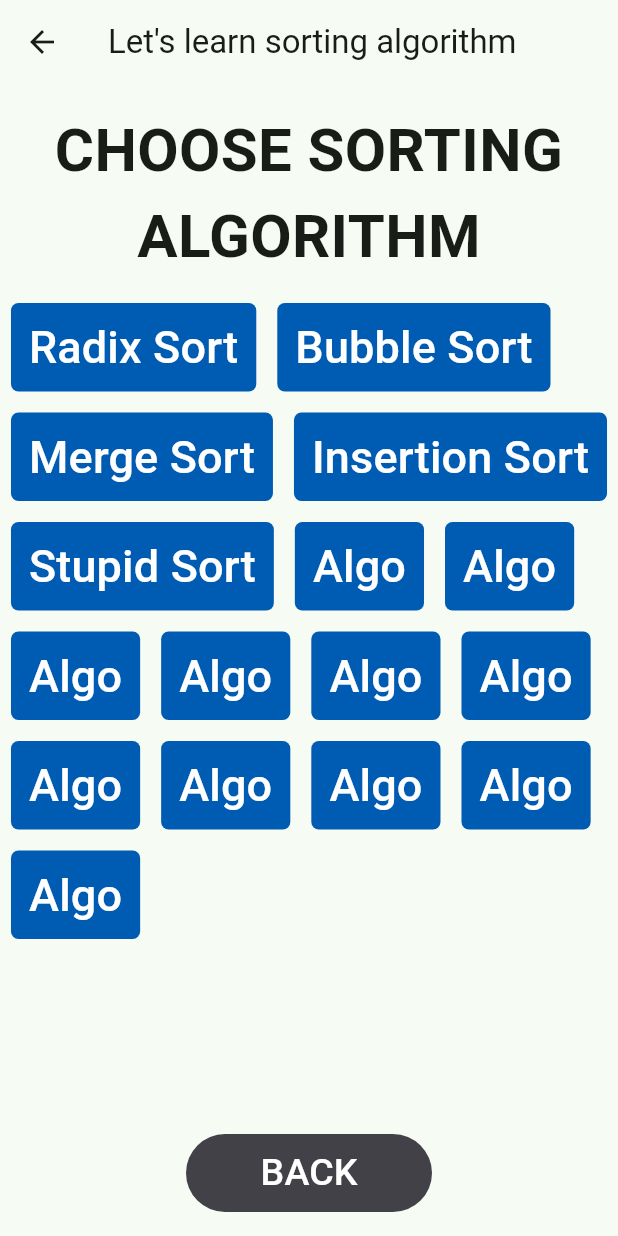
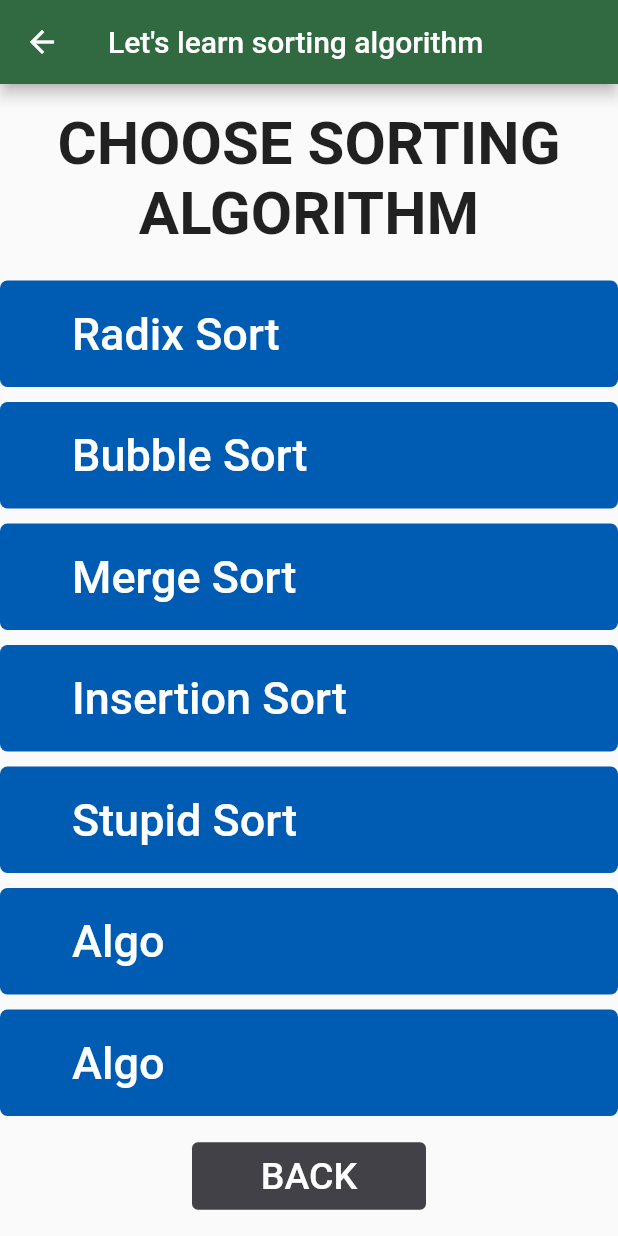
Before and after one commit to sipelepis/Hello_World, a Flutter app: the CL2HOME screen opened directly, on a phone screen of 412 x 824 dp. Run offline on Flutter 3.47's test engine with Material 3 defaults, Android fonts, the phone set to English and light mode, and no system bars.

Commit message:
New Changes

```diff
--- a/lib/choiceB/all_algorithms_list.dart
+++ b/lib/choiceB/all_algorithms_list.dart
@@ -58,7 +58,60 @@ class Postbtn {
   Postbtn(this.textlabel);
 }
 
+// class ListBtn extends StatefulWidget {
+//   final List<Postbtn> listItems;
+
+//   ListBtn(this.listItems);
+
+//   @override
+//   State<ListBtn> createState() => _ListBtnState();
+// }
+
+// class _ListBtnState extends State<ListBtn> {
+//   @override
+//   Widget build(BuildContext context) {
+//     return SingleChildScrollView(
+//       scrollDirection: Axis.vertical,
+//         child: Wrap(
+//           spacing: 14.0, // gap between adjacent chips
+//           runSpacing: 14.0, // gap between lines
+//           children: widget.listItems.map((post) {
+//             return(
+//               TextButton(
+//                 style: ButtonStyle(
+//                   shape: MaterialStateProperty.all<OutlinedBorder>(
+//                     RoundedRectangleBorder(
+//                       borderRadius: BorderRadius.circular(5), // Set the border radius to zero
+//                     ),
+//                   ),
+//                   backgroundColor:
+//                       MaterialStateProperty.all<Color>(Color.fromARGB(255, 0, 92, 179)),
+//                   foregroundColor: MaterialStateProperty.all<Color>(
+//                       const Color.fromARGB(255, 255, 255, 255)),
+//                 ),
+//                 onPressed: () {},
+//                 child: Expanded(
+//                   child: Text(
+//                     post.textlabel,
+//                     style: TextStyle(fontSize: 30),
+//                   ),
+//                 ),
+//                 // Text('START', style: TextStyle(fontSize: 30),),
+//               )
+//             );
+//           }).toList(),
+//         ),
+//     );
+//   }
+// }
+
+
+
+
+
 class ListBtn extends StatefulWidget {
+  // const ListBtn({super.key});
+
   final List<Postbtn> listItems;
 
   ListBtn(this.listItems);
@@ -68,16 +121,24 @@ class ListBtn extends StatefulWidget {
 }
 
 class _ListBtnState extends State<ListBtn> {
+
   @override
   Widget build(BuildContext context) {
-    return SingleChildScrollView(
-      scrollDirection: Axis.vertical,
-        child: Wrap(
-          spacing: 14.0, // gap between adjacent chips
-          runSpacing: 14.0, // gap between lines
-          children: widget.listItems.map((post) {
-            return(
-              TextButton(
+    return ListView.builder(
+      itemCount: this.widget.listItems.length,
+      itemBuilder: (context, index) {
+        var post = this.widget.listItems[index];
+            return Wrap(
+              spacing: 18.0, // gap between adjacent chips
+              runSpacing: 26.0, // gap between lines
+              children: <Widget>[
+                Align(
+                  alignment: Alignment.center,
+                  child:  Padding(
+                    padding: EdgeInsets.symmetric(vertical: 5.0),
+                      child: SizedBox(
+                        width: double.infinity, // Expand to maximum width
+                        child: TextButton(
                           style: ButtonStyle(
                             shape: MaterialStateProperty.all<OutlinedBorder>(
                               RoundedRectangleBorder(
@@ -88,23 +149,46 @@ class _ListBtnState extends State<ListBtn> {
                                 MaterialStateProperty.all<Color>(Color.fromARGB(255, 0, 92, 179)),
                             foregroundColor: MaterialStateProperty.all<Color>(
                                 const Color.fromARGB(255, 255, 255, 255)),
+
                           ),
-                onPressed: () {},
-                child: Expanded(
+                          onPressed: () {print(post.textlabel);},
+                          // child: Expanded(
+                            child: Align(
+                              alignment: Alignment.bottomLeft,
+                              child: Padding(
+                                padding: EdgeInsets.fromLTRB(40, 10, 10, 10),
                             child: Text(
                               post.textlabel,
                               style: TextStyle(fontSize: 30),
                             ),
                             ),
-                // Text('START', style: TextStyle(fontSize: 30),),
+                        ),
+                            ))
                           )
+                      ),
+                      ],
             );
-          }).toList(),
-        ),
+
+
+        // return Card(
+        //   child:
+        //     Row(children: <Widget>[
+        //       Row(children: <Widget>[
+        //         Container(
+        //             child: Text(post.textlabel,
+        //             style: TextStyle(fontSize: 20)),
+        //             padding: EdgeInsets.fromLTRB(0, 0, 10, 0),
+        //         ),
+        //         IconButton(
+        //           icon: Icon(Icons.thumb_up),
+        //           onPressed:() {},
+        //         )],)
+        //       ]
+        //   ));
+      },
     );
   }
 }
-
 
 
 
--- a/lib/main.dart
+++ b/lib/main.dart
@@ -31,7 +31,7 @@ class MyApp extends StatelessWidget {
         // tested with just a hot reload.
         colorScheme:
             ColorScheme.fromSeed(seedColor: Color.fromARGB(255, 43, 158, 87)),
-        useMaterial3: true,
+        useMaterial3: false,
       ),
       // home: const MyHomePage(title: 'Flutter Demo Home Page'),
       home: MyHomePage(),
```
Lines whose indentation alone changed are shown as unchanged.
